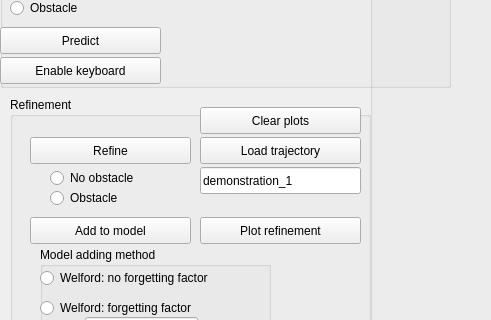
The window that promp_demo_2d/2d_demo_gui.ui (fmeccanici/thesis_workspace) describes before a commit, drawn with Qt 5; both pictures show x 0 to 491 and y 193 to 513 of the 1198 by 933 pixel window.
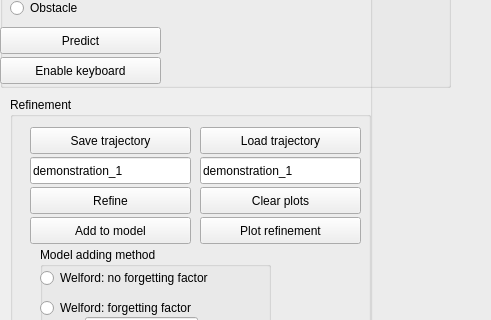
The same window after the commit.

Diff of the .ui file:
```diff
--- a/promp_demo_2d/2d_demo_gui.ui
+++ b/promp_demo_2d/2d_demo_gui.ui
@@ -212,7 +212,7 @@
      <property name="geometry">
       <rect>
        <x>20</x>
-       <y>40</y>
+       <y>90</y>
        <width>161</width>
        <height>27</height>
       </rect>
@@ -234,37 +234,11 @@
       <string>Add to model</string>
      </property>
     </widget>
-    <widget class="QRadioButton" name="radioButton_4">
-     <property name="geometry">
-      <rect>
-       <x>40</x>
-       <y>70</y>
-       <width>117</width>
-       <height>22</height>
-      </rect>
-     </property>
-     <property name="text">
-      <string>No obstacle</string>
-     </property>
-    </widget>
-    <widget class="QRadioButton" name="radioButton_5">
-     <property name="geometry">
-      <rect>
-       <x>40</x>
-       <y>90</y>
-       <width>117</width>
-       <height>22</height>
-      </rect>
-     </property>
-     <property name="text">
-      <string>Obstacle</string>
-     </property>
-    </widget>
     <widget class="QPushButton" name="pushButton_7">
      <property name="geometry">
       <rect>
        <x>190</x>
-       <y>40</y>
+       <y>30</y>
        <width>161</width>
        <height>27</height>
       </rect>
@@ -277,7 +251,7 @@
      <property name="geometry">
       <rect>
        <x>190</x>
-       <y>70</y>
+       <y>60</y>
        <width>161</width>
        <height>27</height>
       </rect>
@@ -381,7 +355,7 @@
      <property name="geometry">
       <rect>
        <x>190</x>
-       <y>10</y>
+       <y>90</y>
        <width>161</width>
        <height>27</height>
       </rect>
@@ -403,6 +377,32 @@
       <string>Done refining</string>
      </property>
     </widget>
+    <widget class="QPushButton" name="pushButton_13">
+     <property name="geometry">
+      <rect>
+       <x>20</x>
+       <y>30</y>
+       <width>161</width>
+       <height>27</height>
+      </rect>
+     </property>
+     <property name="text">
+      <string>Save trajectory</string>
+     </property>
+    </widget>
+    <widget class="QLineEdit" name="lineEdit_2">
+     <property name="geometry">
+      <rect>
+       <x>20</x>
+       <y>60</y>
+       <width>161</width>
+       <height>27</height>
+      </rect>
+     </property>
+     <property name="text">
+      <string>demonstration_1</string>
+     </property>
+    </widget>
     <zorder>pushButton</zorder>
     <zorder>pushButton_2</zorder>
     <zorder>radioButton_4</zorder>
```
Left out of the diff: 4 changed lines with no effect on the pictures.
